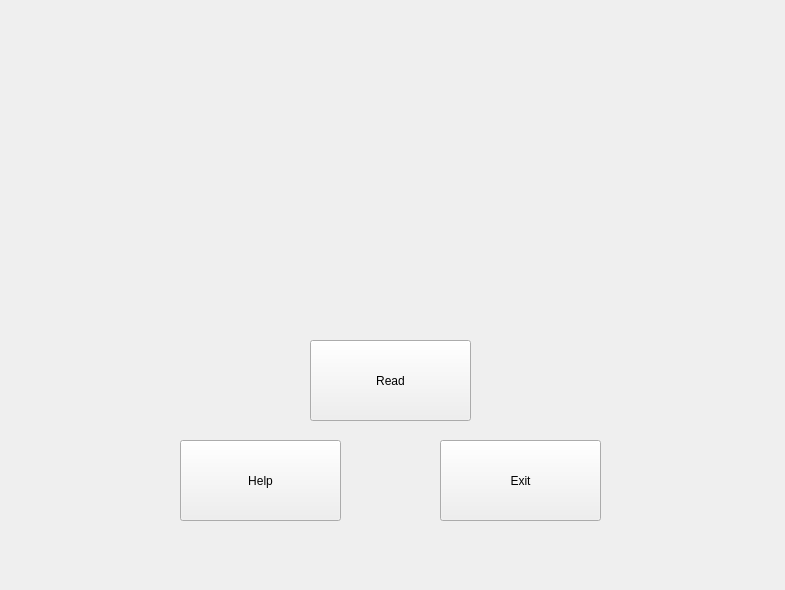
First picture: the form in menus/main_menu/main_menu.ui, repository JoaoCarlosNascimento/HandSignLanguage, before the edit.
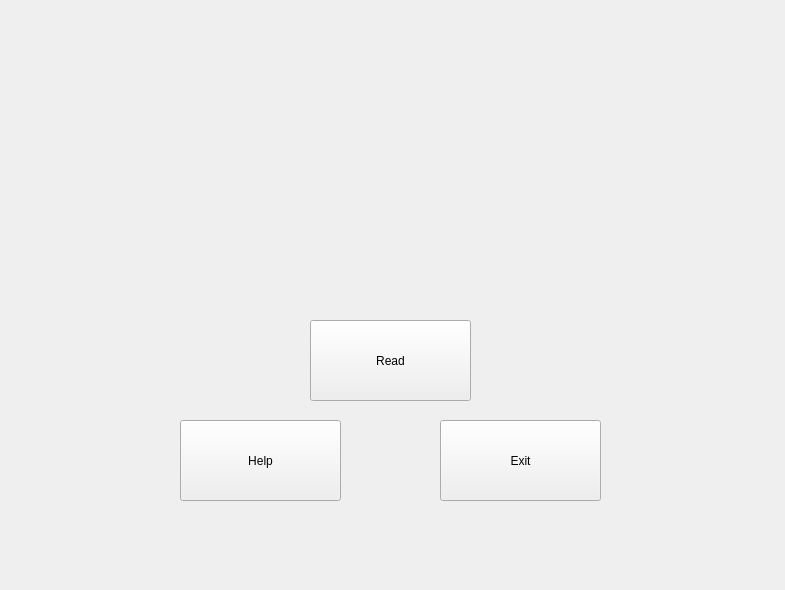
Second picture: the form after the edit. Icons and pictures are not drawn.

Commit message:
Menus_qtdesigner
Basicamente a alterar tamanhos, acrescentei um botão "back" no text_menu. Também coloquei lá uma pasta "logo+title" na diretoria dos menus onde tem as imagens para deixar no main_menu

The edit to the form file:
```diff
--- a/menus/main_menu/main_menu.ui
+++ b/menus/main_menu/main_menu.ui
@@ -17,7 +17,7 @@
    <property name="geometry">
     <rect>
      <x>310</x>
-     <y>340</y>
+     <y>320</y>
      <width>161</width>
      <height>81</height>
     </rect>
@@ -30,7 +30,7 @@
    <property name="geometry">
     <rect>
      <x>440</x>
-     <y>440</y>
+     <y>420</y>
      <width>161</width>
      <height>81</height>
     </rect>
@@ -43,7 +43,7 @@
    <property name="geometry">
     <rect>
      <x>180</x>
-     <y>440</y>
+     <y>420</y>
      <width>161</width>
      <height>81</height>
     </rect>
@@ -74,7 +74,7 @@
   <widget class="QLabel" name="label_2">
    <property name="geometry">
     <rect>
-     <x>180</x>
+     <x>190</x>
      <y>30</y>
      <width>381</width>
      <height>101</height>
```
Left out of the diff: 4 changed lines with no effect on the pictures. The commit also changes 5 other files.
